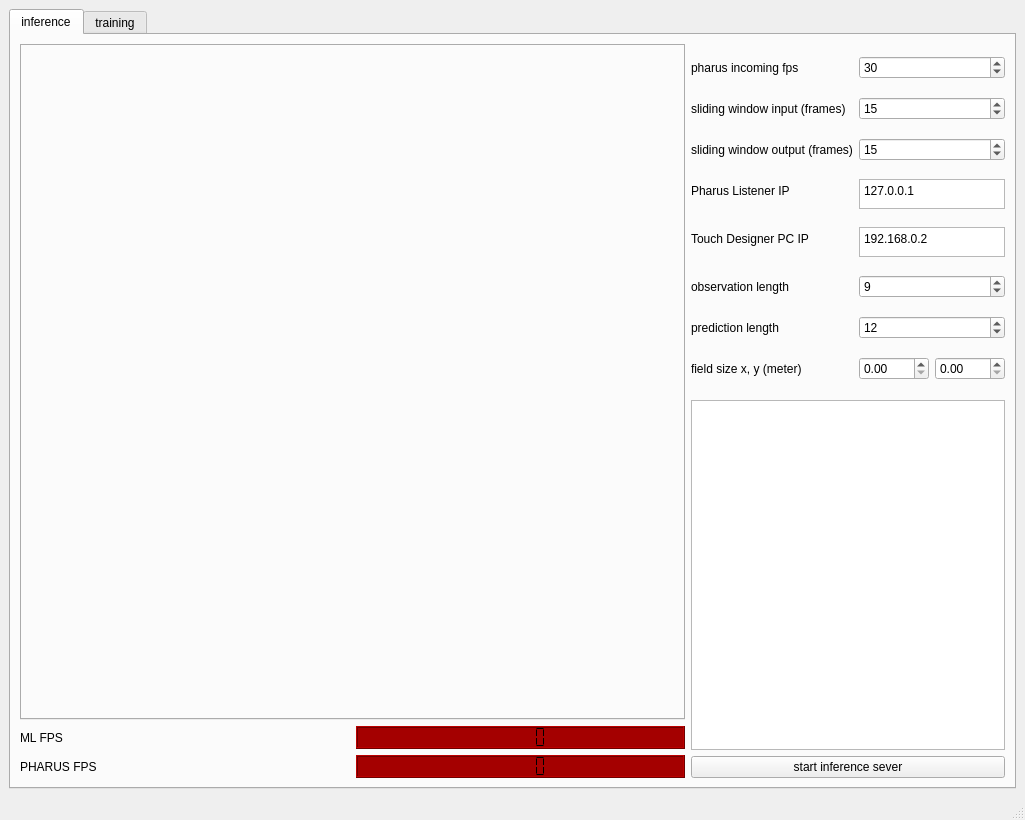
Old version of the form gui/gui.ui in the repository birkschmithuesen/SystemFailed_trajnetplusplusbaselines.
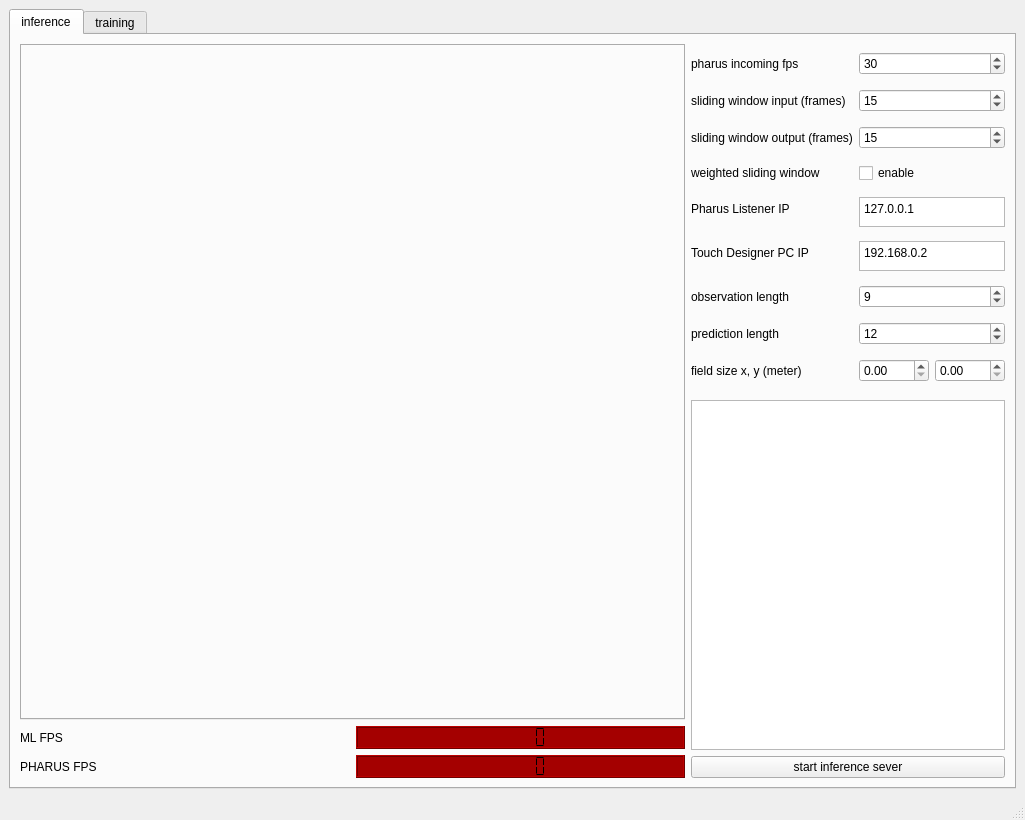
New version of the form.

Commit message: Add enable weights for sliding window in UI

The edit to the form file:
```diff
--- a/gui/gui.ui
+++ b/gui/gui.ui
@@ -139,14 +139,14 @@
                 </property>
                </widget>
               </item>
-              <item row="3" column="0">
+              <item row="4" column="0">
                <widget class="QLabel" name="label_3">
                 <property name="text">
                  <string>Pharus Listener IP</string>
                 </property>
                </widget>
               </item>
-              <item row="3" column="1">
+              <item row="4" column="1">
                <widget class="QPlainTextEdit" name="pharus_listener_ip">
                 <property name="sizePolicy">
                  <sizepolicy hsizetype="Fixed" vsizetype="MinimumExpanding">
@@ -165,14 +165,14 @@
                 </property>
                </widget>
               </item>
-              <item row="4" column="0">
+              <item row="5" column="0">
                <widget class="QLabel" name="label_4">
                 <property name="text">
                  <string>Touch Designer PC IP</string>
                 </property>
                </widget>
               </item>
-              <item row="4" column="1">
+              <item row="5" column="1">
                <widget class="QPlainTextEdit" name="touch_designer_pc_ip">
                 <property name="sizePolicy">
                  <sizepolicy hsizetype="Minimum" vsizetype="Expanding">
@@ -191,14 +191,14 @@
                 </property>
                </widget>
               </item>
-              <item row="5" column="0">
+              <item row="6" column="0">
                <widget class="QLabel" name="label_7">
                 <property name="text">
                  <string>observation length</string>
                 </property>
                </widget>
               </item>
-              <item row="5" column="1">
+              <item row="6" column="1">
                <widget class="QSpinBox" name="inference_obs_length">
                 <property name="sizePolicy">
                  <sizepolicy hsizetype="Minimum" vsizetype="Fixed">
@@ -211,14 +211,14 @@
                 </property>
                </widget>
               </item>
-              <item row="6" column="0">
+              <item row="7" column="0">
                <widget class="QLabel" name="label_6">
                 <property name="text">
                  <string>prediction length</string>
                 </property>
                </widget>
               </item>
-              <item row="6" column="1">
+              <item row="7" column="1">
                <widget class="QSpinBox" name="inference_pred_length">
                 <property name="sizePolicy">
                  <sizepolicy hsizetype="Minimum" vsizetype="Fixed">
@@ -231,14 +231,14 @@
                 </property>
                </widget>
               </item>
-              <item row="7" column="0">
+              <item row="8" column="0">
                <widget class="QLabel" name="label_8">
                 <property name="text">
                  <string>field size x, y (meter)</string>
                 </property>
                </widget>
               </item>
-              <item row="7" column="1">
+              <item row="8" column="1">
                <layout class="QHBoxLayout" name="horizontalLayout">
                 <property name="sizeConstraint">
                  <enum>QLayout::SetFixedSize</enum>
@@ -306,6 +306,23 @@
                 </property>
                </widget>
               </item>
+              <item row="3" column="0">
+               <widget class="QLabel" name="label_14">
+                <property name="text">
+                 <string>weighted sliding window</string>
+                </property>
+               </widget>
+              </item>
+              <item row="3" column="1">
+               <widget class="QCheckBox" name="enable_output_weights">
+                <property name="text">
+                 <string>enable</string>
+                </property>
+                <property name="tristate">
+                 <bool>false</bool>
+                </property>
+               </widget>
+              </item>
              </layout>
             </item>
             <item>
```
The commit also changes 2 other files.
